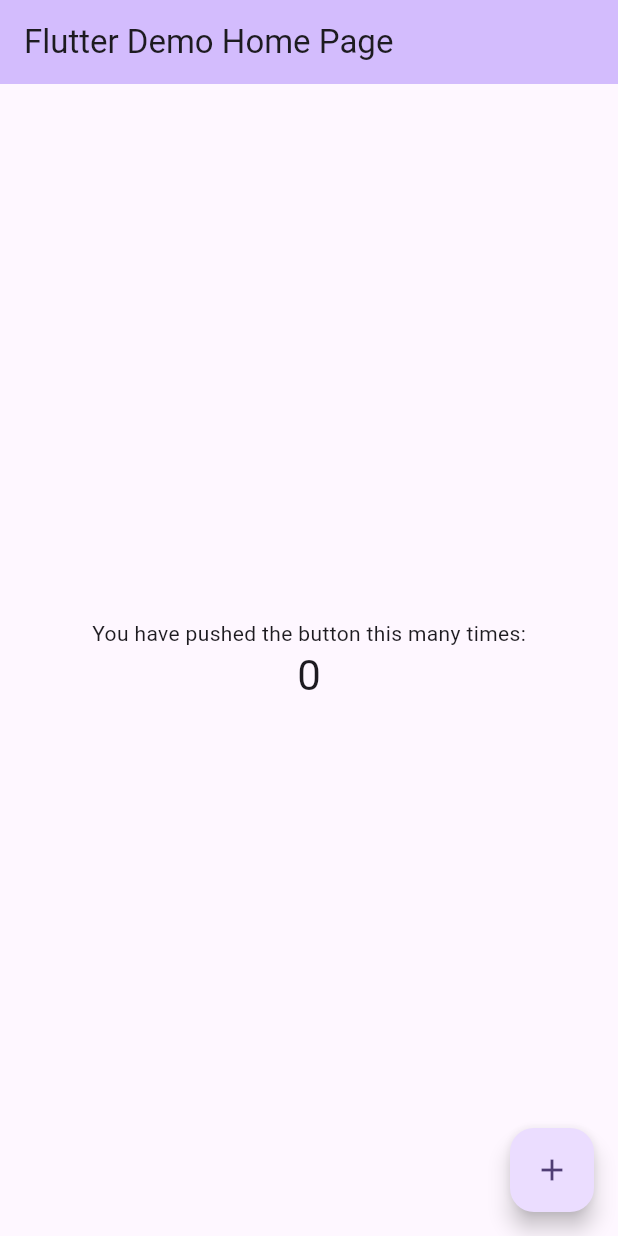
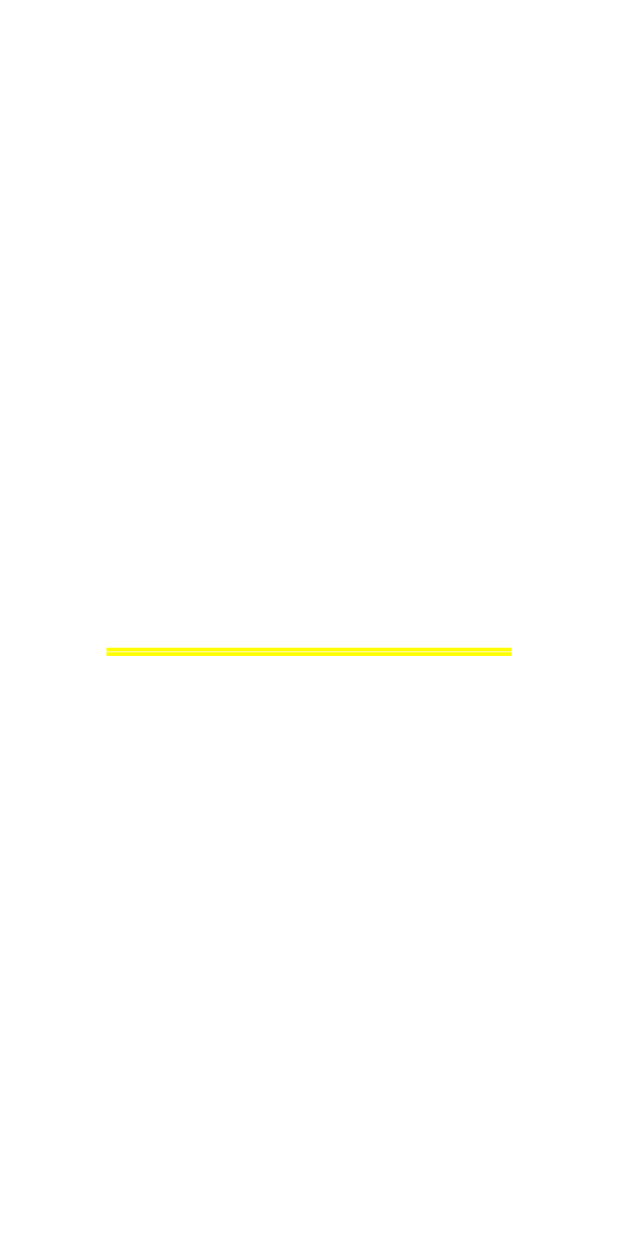
Before and after one commit to EduardoSA8006/E-Post, a Flutter app: the screen it shows after launch, on a phone screen of 412 x 824 dp. Run offline on Flutter 3.47's test engine with Material 3 defaults, Android fonts, the phone set to English and light mode, and no system bars.

Commit message:
14/03/24 22:50

```diff
--- a/devel/e_post/lib/main.dart
+++ b/devel/e_post/lib/main.dart
@@ -1,125 +1,13 @@
 import 'package:flutter/material.dart';
 
 void main() {
-  runApp(const MyApp());
+  //runApp(const MyApp());
+  runApp(
+    MaterialApp(
+      home: Center(
+        child: Text('ola mundo',
+            style: TextStyle(fontSize: 50, color: Colors.white)),
+      ),
+    ),
+  );
 }
-
-class MyApp extends StatelessWidget {
-  const MyApp({super.key});
-
-  // This widget is the root of your application.
-  @override
-  Widget build(BuildContext context) {
-    return MaterialApp(
-      title: 'Flutter Demo',
-      theme: ThemeData(
-        // This is the theme of your application.
-        //
-        // TRY THIS: Try running your application with "flutter run". You'll see
-        // the application has a purple toolbar. Then, without quitting the app,
-        // try changing the seedColor in the colorScheme below to Colors.green
-        // and then invoke "hot reload" (save your changes or press the "hot
-        // reload" button in a Flutter-supported IDE, or press "r" if you used
-        // the command line to start the app).
-        //
-        // Notice that the counter didn't reset back to zero; the application
-        // state is not lost during the reload. To reset the state, use hot
-        // restart instead.
-        //
-        // This works for code too, not just values: Most code changes can be
-        // tested with just a hot reload.
-        colorScheme: ColorScheme.fromSeed(seedColor: Colors.deepPurple),
-        useMaterial3: true,
-      ),
-      home: const MyHomePage(title: 'Flutter Demo Home Page'),
-    );
-  }
-}
-
-class MyHomePage extends StatefulWidget {
-  const MyHomePage({super.key, required this.title});
-
-  // This widget is the home page of your application. It is stateful, meaning
-  // that it has a State object (defined below) that contains fields that affect
-  // how it looks.
-
-  // This class is the configuration for the state. It holds the values (in this
-  // case the title) provided by the parent (in this case the App widget) and
-  // used by the build method of the State. Fields in a Widget subclass are
-  // always marked "final".
-
-  final String title;
-
-  @override
-  State<MyHomePage> createState() => _MyHomePageState();
-}
-
-class _MyHomePageState extends State<MyHomePage> {
-  int _counter = 0;
-
-  void _incrementCounter() {
-    setState(() {
-      // This call to setState tells the Flutter framework that something has
-      // changed in this State, which causes it to rerun the build method below
-      // so that the display can reflect the updated values. If we changed
-      // _counter without calling setState(), then the build method would not be
-      // called again, and so nothing would appear to happen.
-      _counter++;
-    });
-  }
-
-  @override
-  Widget build(BuildContext context) {
-    // This method is rerun every time setState is called, for instance as done
-    // by the _incrementCounter method above.
-    //
-    // The Flutter framework has been optimized to make rerunning build methods
-    // fast, so that you can just rebuild anything that needs updating rather
-    // than having to individually change instances of widgets.
-    return Scaffold(
-      appBar: AppBar(
-        // TRY THIS: Try changing the color here to a specific color (to
-        // Colors.amber, perhaps?) and trigger a hot reload to see the AppBar
-        // change color while the other colors stay the same.
-        backgroundColor: Theme.of(context).colorScheme.inversePrimary,
-        // Here we take the value from the MyHomePage object that was created by
-        // the App.build method, and use it to set our appbar title.
-        title: Text(widget.title),
-      ),
-      body: Center(
-        // Center is a layout widget. It takes a single child and positions it
-        // in the middle of the parent.
-        child: Column(
-          // Column is also a layout widget. It takes a list of children and
-          // arranges them vertically. By default, it sizes itself to fit its
-          // children horizontally, and tries to be as tall as its parent.
-          //
-          // Column has various properties to control how it sizes itself and
-          // how it positions its children. Here we use mainAxisAlignment to
-          // center the children vertically; the main axis here is the vertical
-          // axis because Columns are vertical (the cross axis would be
-          // horizontal).
-          //
-          // TRY THIS: Invoke "debug painting" (choose the "Toggle Debug Paint"
-          // action in the IDE, or press "p" in the console), to see the
-          // wireframe for each widget.
-          mainAxisAlignment: MainAxisAlignment.center,
-          children: <Widget>[
-            const Text(
-              'You have pushed the button this many times:',
-            ),
-            Text(
-              '$_counter',
-              style: Theme.of(context).textTheme.headlineMedium,
-            ),
-          ],
-        ),
-      ),
-      floatingActionButton: FloatingActionButton(
-        onPressed: _incrementCounter,
-        tooltip: 'Increment',
-        child: const Icon(Icons.add),
-      ), // This trailing comma makes auto-formatting nicer for build methods.
-    );
-  }
-}
```
